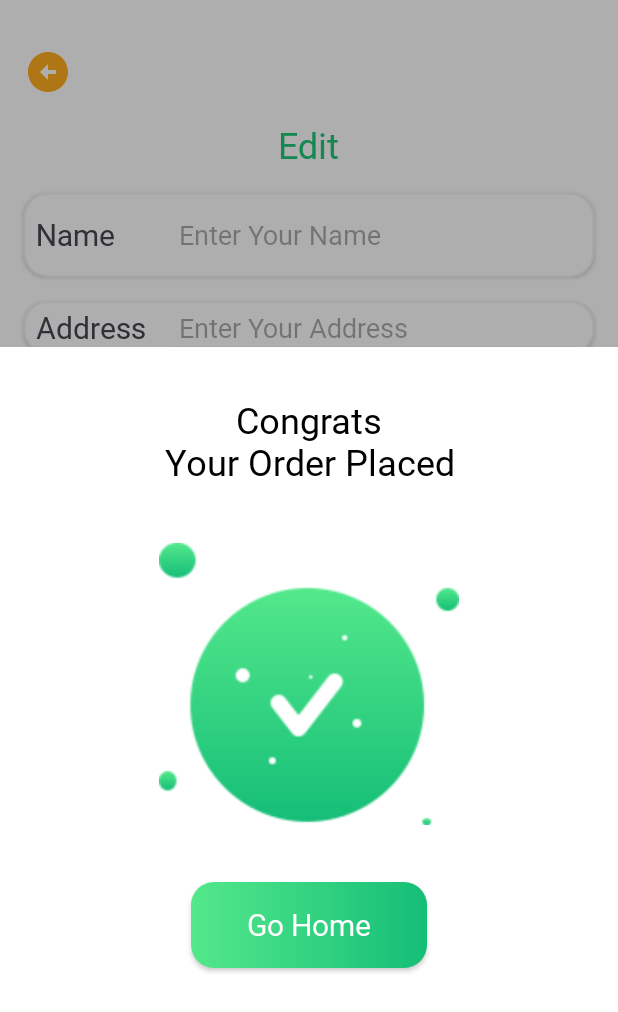
After one commit to Aman-Agrawal-22/Waves-of-Food, an Android app: the fragment CongratsBottomSheet placed in its activity, on a phone screen of 412 x 824 dp. The commit adds this screen. Shown: the top 1012 px of the screen. Run offline under Robolectric (Android 15) with nearby library versions, the phone set to English and light mode, and no system bars.

Commit message:
created PayOut Activity and Congratulations Bottom Sheet Fragment

```diff
--- a/app/src/main/AndroidManifest.xml
+++ b/app/src/main/AndroidManifest.xml
@@ -12,6 +12,9 @@
         android:supportsRtl="true"
         android:theme="@style/Theme.WavesOfFood"
         tools:targetApi="31">
+        <activity
+            android:name=".PayOutActivity"
+            android:exported="false" />
         <activity
             android:name=".ChooseLocationActivity"
             android:exported="true" />
@@ -36,8 +39,7 @@
         <activity
             android:name=".MainActivity"
             android:exported="true"
-            android:windowSoftInputMode="adjustPan">
-        </activity>
+            android:windowSoftInputMode="adjustPan"></activity>
     </application>
 
 </manifest>
--- /dev/null
+++ b/app/src/main/java/com/example/wavesoffood/CongratsBottomSheet.kt
@@ -0,0 +1,38 @@
+package com.example.wavesoffood
+
+import android.content.Intent
+import android.os.Bundle
+import androidx.fragment.app.Fragment
+import android.view.LayoutInflater
+import android.view.View
+import android.view.ViewGroup
+import com.example.wavesoffood.databinding.ActivityMainBinding
+import com.example.wavesoffood.databinding.FragmentCongratsBottomSheetBinding
+import com.google.android.material.bottomsheet.BottomSheetDialogFragment
+
+
+class CongratsBottomSheet : BottomSheetDialogFragment() {
+    private lateinit var binding: FragmentCongratsBottomSheetBinding
+
+    override fun onCreate(savedInstanceState: Bundle?) {
+        super.onCreate(savedInstanceState)
+
+    }
+
+    override fun onCreateView(
+        inflater: LayoutInflater, container: ViewGroup?,
+        savedInstanceState: Bundle?
+    ): View? {
+        // Inflate the layout for this fragment
+        binding = FragmentCongratsBottomSheetBinding.inflate(layoutInflater, container, false)
+        binding.goHome.setOnClickListener {
+            val intent = Intent(requireContext(), MainActivity::class.java)
+            startActivity(intent)
+        }
+        return binding.root
+    }
+
+    companion object {
+
+    }
+}
--- a/app/src/main/java/com/example/wavesoffood/Fragment/CartFragment.kt
+++ b/app/src/main/java/com/example/wavesoffood/Fragment/CartFragment.kt
@@ -1,11 +1,14 @@
 package com.example.wavesoffood.Fragment
 
+import android.content.Intent
 import android.os.Bundle
 import androidx.fragment.app.Fragment
 import android.view.LayoutInflater
 import android.view.View
 import android.view.ViewGroup
 import androidx.recyclerview.widget.LinearLayoutManager
+import com.example.wavesoffood.CongratsBottomSheet
+import com.example.wavesoffood.PayOutActivity
 import com.example.wavesoffood.R
 import com.example.wavesoffood.adapter.CartAdapter
 import com.example.wavesoffood.databinding.FragmentCartBinding
@@ -33,6 +36,14 @@ class CartFragment : Fragment() {
         val adapter = CartAdapter(ArrayList(cartFoodName), ArrayList(cartFoodPrice), ArrayList(cartImage))
         binding.cartRecyclerView.layoutManager = LinearLayoutManager(requireContext())
         binding.cartRecyclerView.adapter = adapter
+
+        binding.proceedButton.setOnClickListener {
+            val intent = Intent(requireContext(), PayOutActivity::class.java)
+            startActivity(intent)
+
+        }
+
+
         return binding.root
     }
 
--- /dev/null
+++ b/app/src/main/java/com/example/wavesoffood/PayOutActivity.kt
@@ -0,0 +1,22 @@
+package com.example.wavesoffood
+
+import android.os.Bundle
+import androidx.activity.enableEdgeToEdge
+import androidx.appcompat.app.AppCompatActivity
+import androidx.core.view.ViewCompat
+import androidx.core.view.WindowInsetsCompat
+import com.example.wavesoffood.databinding.ActivityPayOutBinding
+
+class PayOutActivity : AppCompatActivity() {
+    private lateinit var binding: ActivityPayOutBinding
+    override fun onCreate(savedInstanceState: Bundle?) {
+        super.onCreate(savedInstanceState)
+        enableEdgeToEdge()
+        binding = ActivityPayOutBinding.inflate(layoutInflater)
+        setContentView(binding.root)
+        binding.PlaceMyOrder.setOnClickListener {
+            val bottomSheetDialog = CongratsBottomSheet()
+            bottomSheetDialog.show(supportFragmentManager, "Test")
+        }
+    }
+}
--- /dev/null
+++ b/app/src/main/res/drawable/gohomeshape.xml
@@ -0,0 +1,5 @@
+<?xml version="1.0" encoding="utf-8"?>
+<shape xmlns:android="http://schemas.android.com/apk/res/android">
+<corners android:radius="15dp"/>
+    <gradient android:startColor="@color/startColor" android:endColor="@color/endColor"/>
+</shape>
--- /dev/null
+++ b/app/src/main/res/layout/activity_pay_out.xml
@@ -0,0 +1,238 @@
+<?xml version="1.0" encoding="utf-8"?>
+<FrameLayout xmlns:android="http://schemas.android.com/apk/res/android"
+    xmlns:app="http://schemas.android.com/apk/res-auto"
+    xmlns:tools="http://schemas.android.com/tools"
+    android:id="@+id/main"
+    android:orientation="vertical"
+    android:layout_width="match_parent"
+    android:layout_height="match_parent"
+    android:background="@color/white"
+    tools:context=".PayOutActivity">
+
+
+    <LinearLayout
+        android:layout_width="match_parent"
+        android:layout_height="wrap_content"
+        android:orientation="vertical">
+
+        <ImageButton
+            android:id="@+id/button6"
+            android:layout_width="32dp"
+            android:layout_height="32dp"
+            android:layout_marginStart="16dp"
+            android:layout_marginTop="32dp"
+            android:background="@android:color/transparent"
+            android:scaleType="centerCrop"
+            android:src="@drawable/baseline_arrow_circle_left_24"
+            android:text="Button" />
+
+        <TextView
+        android:id="@+id/textView26"
+        android:layout_width="wrap_content"
+        android:layout_height="wrap_content"
+        android:fontFamily="@font/yeonsung_regular"
+        android:text="Edit"
+            android:layout_marginTop="16dp"
+        android:layout_gravity="center"
+        android:textColor="@color/textColor"
+        android:textSize="24sp"
+        app:layout_constraintEnd_toEndOf="parent"
+        app:layout_constraintStart_toStartOf="parent"
+        app:layout_constraintTop_toBottomOf="@+id/button4" />
+
+        <LinearLayout
+            android:layout_width="match_parent"
+            android:layout_height="56dp"
+            android:layout_marginStart="16dp"
+            android:layout_marginTop="16dp"
+            android:layout_marginEnd="16dp"
+            android:background="@drawable/profileedittextshape"
+            android:elevation="2dp"
+            android:gravity="center_vertical"
+            android:orientation="horizontal"
+            app:layout_constraintEnd_toEndOf="parent"
+            app:layout_constraintStart_toStartOf="parent"
+            app:layout_constraintTop_toBottomOf="@+id/textView26">
+
+            <TextView
+                android:layout_width="40dp"
+                android:layout_height="wrap_content"
+                android:layout_weight="1"
+                android:fontFamily="@font/yeonsung_regular"
+                android:paddingLeft="8dp"
+                android:text="Name"
+                android:textSize="20sp" />
+
+            <EditText
+                android:layout_width="wrap_content"
+                android:layout_height="wrap_content"
+                android:layout_weight="1"
+                android:background="@android:color/transparent"
+                android:ems="10"
+                android:fontFamily="@font/lato_regular"
+                android:hint="Enter Your Name"
+                android:inputType="text" />
+        </LinearLayout>
+
+        <LinearLayout
+            android:layout_width="match_parent"
+            android:layout_height="wrap_content"
+            android:layout_marginStart="16dp"
+            android:layout_marginTop="16dp"
+            android:layout_marginEnd="16dp"
+            android:background="@drawable/profileedittextshape"
+            android:elevation="2dp"
+            android:gravity="center_vertical"
+            android:orientation="horizontal"
+            app:layout_constraintEnd_toEndOf="parent"
+            app:layout_constraintStart_toStartOf="parent"
+            app:layout_constraintTop_toBottomOf="@+id/textView26">
+
+            <TextView
+                android:layout_width="40dp"
+                android:layout_height="wrap_content"
+                android:layout_weight="1"
+                android:fontFamily="@font/yeonsung_regular"
+                android:paddingLeft="8dp"
+                android:text="Address"
+                android:textSize="20sp" />
+
+            <EditText
+                android:layout_width="wrap_content"
+                android:layout_height="wrap_content"
+                android:layout_marginTop="5dp"
+                android:layout_marginBottom="5dp"
+                android:layout_weight="1"
+                android:background="@android:color/transparent"
+                android:ems="10"
+                android:fontFamily="@font/lato_regular"
+                android:hint="Enter Your Address"
+                android:inputType="textMultiLine" />
+        </LinearLayout>
+
+        <LinearLayout
+            android:layout_width="match_parent"
+            android:layout_height="56dp"
+            android:layout_marginStart="16dp"
+            android:layout_marginTop="16dp"
+            android:layout_marginEnd="16dp"
+            android:background="@drawable/profileedittextshape"
+            android:elevation="2dp"
+            android:gravity="center_vertical"
+            android:orientation="horizontal"
+            app:layout_constraintEnd_toEndOf="parent"
+            app:layout_constraintStart_toStartOf="parent"
+            app:layout_constraintTop_toBottomOf="@+id/textView26">
+
+            <TextView
+                android:layout_width="40dp"
+                android:layout_height="wrap_content"
+                android:layout_weight="1"
+                android:fontFamily="@font/yeonsung_regular"
+                android:paddingLeft="8dp"
+                android:text="Phone"
+                android:textSize="20sp" />
+
+            <EditText
+                android:layout_width="wrap_content"
+                android:layout_height="wrap_content"
+                android:layout_weight="1"
+                android:background="@android:color/transparent"
+                android:ems="10"
+                android:fontFamily="@font/lato_regular"
+                android:hint="Enter Your Contact Number"
+                android:inputType="phone" />
+        </LinearLayout>
+
+        <LinearLayout
+            android:layout_width="match_parent"
+            android:layout_height="56dp"
+            android:layout_marginStart="16dp"
+            android:layout_marginTop="16dp"
+            android:layout_marginEnd="16dp"
+            android:background="@drawable/profileedittextshape"
+            android:elevation="2dp"
+            android:gravity="center_vertical"
+            android:orientation="horizontal"
+            app:layout_constraintEnd_toEndOf="parent"
+            app:layout_constraintStart_toStartOf="parent"
+            app:layout_constraintTop_toBottomOf="@+id/textView26">
+
+            <TextView
+                android:layout_width="40dp"
+                android:layout_height="wrap_content"
+                android:layout_weight="1"
+                android:fontFamily="@font/yeonsung_regular"
+                android:paddingLeft="8dp"
+                android:text="Payment Method"
+                android:textSize="20sp" />
+
+            <ImageView
+                android:id="@+id/imageView7"
+                android:layout_width="wrap_content"
+                android:layout_height="wrap_content"
+                android:layout_weight="1"
+                app:srcCompat="@drawable/cashondelivery" />
+
+        </LinearLayout>
+
+        <LinearLayout
+            android:layout_width="match_parent"
+            android:layout_height="56dp"
+            android:layout_marginStart="16dp"
+            android:layout_marginTop="16dp"
+            android:layout_marginEnd="16dp"
+            android:layout_marginBottom="8dp"
+            android:background="@drawable/profileedittextshape"
+            android:elevation="2dp"
+            android:gravity="center_vertical"
+            android:orientation="horizontal"
+            app:layout_constraintEnd_toEndOf="parent"
+            app:layout_constraintStart_toStartOf="parent"
+            app:layout_constraintTop_toBottomOf="@+id/textView26">
+
+            <TextView
+                android:layout_width="100dp"
+                android:layout_height="wrap_content"
+                android:layout_weight="1"
+                android:fontFamily="@font/yeonsung_regular"
+                android:paddingLeft="8dp"
+                android:text="Total Amount"
+                android:textSize="20sp" />
+
+            <EditText
+                android:layout_width="wrap_content"
+                android:layout_height="wrap_content"
+                android:layout_weight="1"
+                android:background="@android:color/transparent"
+                android:ems="10"
+                android:fontFamily="@font/yeonsung_regular"
+                android:gravity="end"
+                android:inputType="none"
+                android:paddingEnd="32dp"
+                android:text="$5"
+                android:textColor="@color/textColor"
+                android:textSize="20sp" />
+        </LinearLayout>
+
+    </LinearLayout>
+
+    <androidx.appcompat.widget.AppCompatButton
+        android:id="@+id/PlaceMyOrder"
+        android:layout_width="match_parent"
+        android:layout_height="56dp"
+        android:layout_gravity="bottom"
+        android:layout_marginLeft="16dp"
+        android:layout_marginRight="16dp"
+
+        android:layout_marginBottom="32dp"
+        android:background="@drawable/edittextshape"
+        android:elevation="5dp"
+        android:fontFamily="@font/yeonsung_regular"
+        android:text="Place My Order"
+        android:textAllCaps="false"
+        android:textColor="@color/textColor" />
+
+
+
+</FrameLayout>
--- a/app/src/main/res/layout/fragment_cart.xml
+++ b/app/src/main/res/layout/fragment_cart.xml
@@ -28,13 +28,13 @@
         android:layout_marginTop="8dp"
         android:layout_marginEnd="1dp"
         android:layout_marginBottom="16dp"
-        app:layout_constraintBottom_toTopOf="@+id/button3"
+        app:layout_constraintBottom_toTopOf="@+id/proceedButton"
         app:layout_constraintEnd_toEndOf="parent"
         app:layout_constraintStart_toStartOf="parent"
         app:layout_constraintTop_toBottomOf="@+id/textView23" />
 
     <androidx.appcompat.widget.AppCompatButton
-        android:id="@+id/button3"
+        android:id="@+id/proceedButton"
         android:layout_width="match_parent"
         android:layout_height="wrap_content"
         android:layout_marginLeft="25dp"
--- /dev/null
+++ b/app/src/main/res/layout/fragment_congrats_bottom_sheet.xml
@@ -0,0 +1,52 @@
+<?xml version="1.0" encoding="utf-8"?>
+<FrameLayout xmlns:android="http://schemas.android.com/apk/res/android"
+    xmlns:app="http://schemas.android.com/apk/res-auto"
+    xmlns:tools="http://schemas.android.com/tools"
+    android:layout_width="match_parent"
+    android:layout_height="match_parent"
+    android:background="@color/white"
+    tools:context=".CongratsBottomSheet">
+
+    <!-- TODO: Update blank fragment layout -->
+    <LinearLayout
+        android:layout_width="match_parent"
+        android:layout_height="match_parent"
+        android:orientation="vertical">
+
+        <TextView
+            android:layout_width="wrap_content"
+            android:layout_height="wrap_content"
+            android:layout_gravity="center_horizontal"
+            android:layout_marginTop="32dp"
+            android:fontFamily="@font/yeonsung_regular"
+            android:gravity="center"
+            android:text="Congrats\nYour Order Placed"
+            android:textColor="@color/black"
+            android:textSize="24sp" />
+
+        <ImageView
+            android:id="@+id/imageView8"
+            android:layout_width="200dp"
+            android:layout_height="200dp"
+            android:layout_gravity="center"
+            android:layout_marginTop="32dp"
+            android:src="@drawable/congratulations" />
+
+        <androidx.appcompat.widget.AppCompatButton
+            android:background="@drawable/gohomeshape"
+            android:layout_gravity="center"
+            android:textAllCaps="false"
+            android:id="@+id/goHome"
+            android:layout_width="157dp"
+            android:layout_height="57dp"
+            android:layout_marginTop="32dp"
+            android:textColor="@color/white"
+            android:text="Go Home"
+            android:textSize="20sp"
+            android:fontFamily="@font/yeonsung_regular"/>
+        <View
+            android:layout_width="match_parent"
+            android:layout_height="wrap_content"/>
+    </LinearLayout>
+
+</FrameLayout>
```
Also changed, not shown: app/src/main/res/drawable/cashondelivery.png (added), app/src/main/res/drawable/congratulations.png (added).
